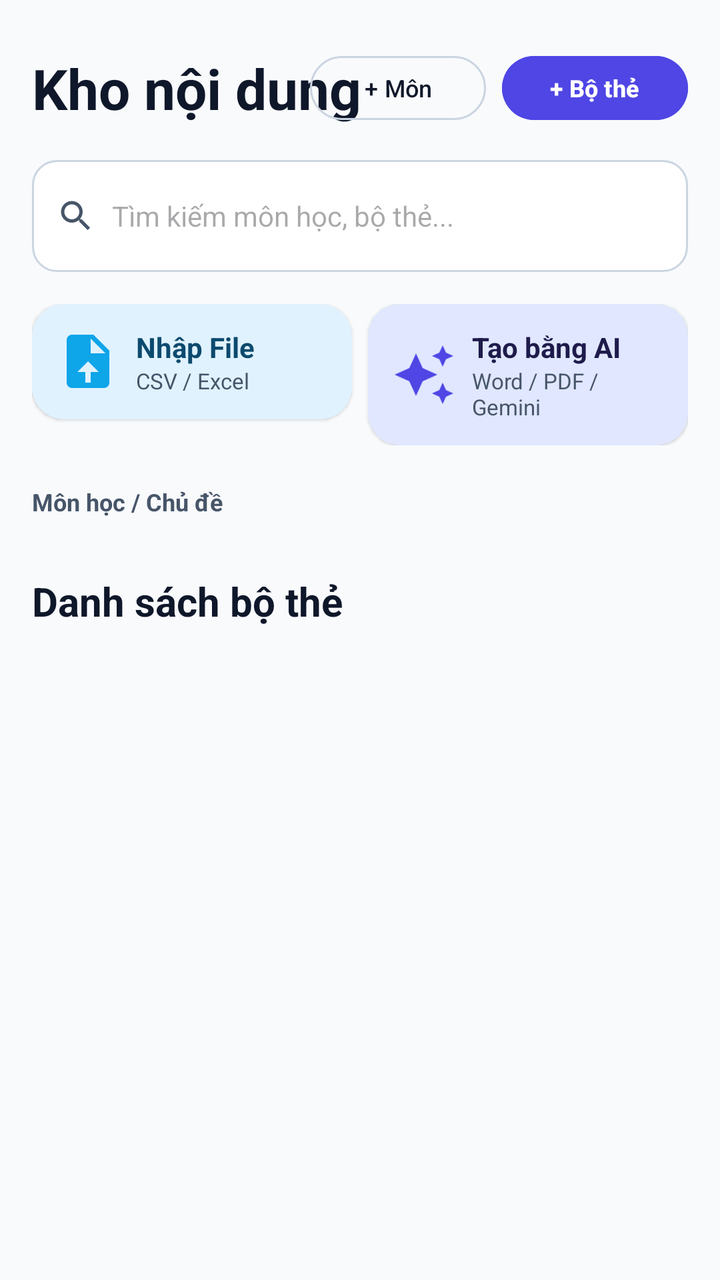
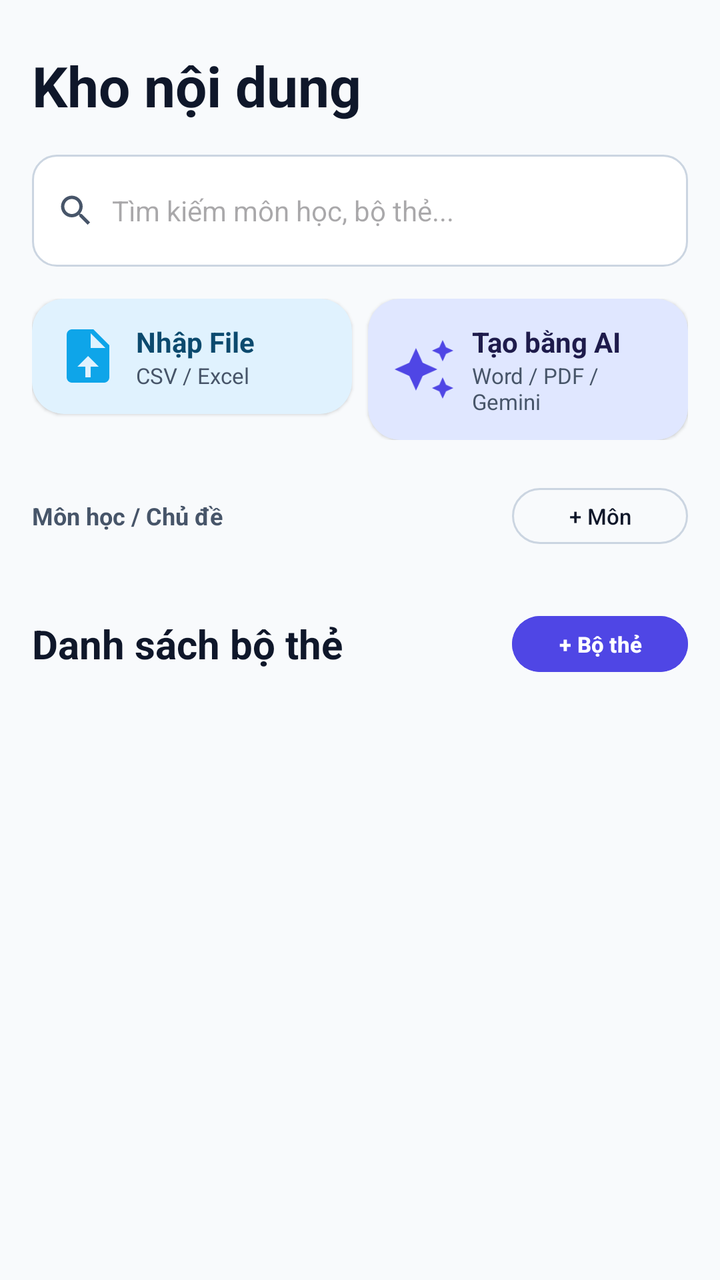

Two renders of the same Android screen: before a commit and after it. Below are the layout's source before the change and the commit's diff.
<!-- AndroidManifest.xml: application theme Theme.CardMaster -->
<!-- res/layout/fragment_storage.xml -->
<?xml version="1.0" encoding="utf-8"?>
<androidx.coordinatorlayout.widget.CoordinatorLayout xmlns:android="http://schemas.android.com/apk/res/android"
    xmlns:app="http://schemas.android.com/apk/res-auto"
    android:layout_width="match_parent"
    android:layout_height="match_parent"
    android:background="@color/color_background">

    <androidx.core.widget.NestedScrollView
        android:layout_width="match_parent"
        android:layout_height="match_parent"
        android:fillViewport="true">

        <LinearLayout
            android:layout_width="match_parent"
            android:layout_height="wrap_content"
            android:orientation="vertical"
            android:padding="@dimen/screen_padding">

            
            <RelativeLayout
                android:layout_width="match_parent"
                android:layout_height="wrap_content"
                android:layout_marginTop="@dimen/space_8">

                <TextView
                    android:layout_width="wrap_content"
                    android:layout_height="wrap_content"
                    android:layout_alignParentStart="true"
                    android:layout_centerVertical="true"
                    android:text="Kho nội dung"
                    android:textColor="@color/color_text_primary"
                    android:textSize="@dimen/text_headline_large"
                    android:textStyle="bold" />

                <LinearLayout
                    android:layout_width="wrap_content"
                    android:layout_height="wrap_content"
                    android:layout_alignParentEnd="true"
                    android:layout_centerVertical="true"
                    android:orientation="horizontal">

                    <com.google.android.material.button.MaterialButton
                        android:id="@+id/btnAddSubject"
                        style="@style/Widget.CardMaster.Button.Outlined"
                        android:layout_width="wrap_content"
                        android:layout_height="40dp"
                        android:minHeight="40dp"
                        android:text="+ Môn"
                        android:textSize="@dimen/text_label_medium" />

                    <com.google.android.material.button.MaterialButton
                        android:id="@+id/btnAddDeck"
                        style="@style/Widget.CardMaster.Button.Primary"
                        android:layout_width="wrap_content"
                        android:layout_height="40dp"
                        android:layout_marginStart="@dimen/space_8"
                        android:minHeight="40dp"
                        android:text="+ Bộ thẻ"
                        android:textSize="@dimen/text_label_medium" />
                </LinearLayout>
            </RelativeLayout>

            
            <LinearLayout
                android:layout_width="match_parent"
                android:layout_height="@dimen/input_height"
                android:layout_marginTop="@dimen/space_16"
                android:background="@drawable/bg_quiz_option_default"
                android:gravity="center_vertical"
                android:orientation="horizontal"
                android:paddingHorizontal="@dimen/space_12">

                <ImageView
                    android:layout_width="20dp"
                    android:layout_height="20dp"
                    android:src="@drawable/ic_search"
                    android:tint="@color/color_text_secondary" />

                <EditText
                    android:id="@+id/etSearch"
                    android:layout_width="match_parent"
                    android:layout_height="match_parent"
                    android:layout_marginStart="@dimen/space_8"
                    android:background="@null"
                    android:hint="@string/search_hint"
                    android:imeOptions="actionSearch"
                    android:inputType="text"
                    android:textColor="@color/color_text_primary"
                    android:textSize="@dimen/text_body_medium" />
            </LinearLayout>

            
            <LinearLayout
                android:layout_width="match_parent"
                android:layout_height="wrap_content"
                android:layout_marginTop="@dimen/space_16"
                android:orientation="horizontal">

                
                <com.google.android.material.card.MaterialCardView
                    android:id="@+id/cardImportFile"
                    style="@style/Widget.CardMaster.Card"
                    android:layout_width="0dp"
                    android:layout_height="wrap_content"
                    android:layout_marginEnd="@dimen/space_4"
                    android:layout_weight="1"
                    app:cardBackgroundColor="@color/color_secondary_container">

                    <LinearLayout
                        android:layout_width="match_parent"
                        android:layout_height="wrap_content"
                        android:gravity="center_vertical"
                        android:orientation="horizontal"
                        android:padding="12dp">

                        <ImageView
                            android:layout_width="32dp"
                            android:layout_height="32dp"
                            android:src="@drawable/ic_upload_file"
                            android:tint="@color/color_secondary" />

                        <LinearLayout
                            android:layout_width="wrap_content"
                            android:layout_height="wrap_content"
                            android:layout_marginStart="@dimen/space_8"
                            android:orientation="vertical">

                            <TextView
                                android:layout_width="wrap_content"
                                android:layout_height="wrap_content"
                                android:text="Nhập File"
                                android:textColor="@color/color_on_secondary_container"
                                android:textSize="@dimen/text_label_large"
                                android:textStyle="bold" />

                            <TextView
                                android:layout_width="wrap_content"
                                android:layout_height="wrap_content"
                                android:text="CSV / Excel"
                                android:textColor="@color/color_text_secondary"
                                android:textSize="11sp" />
                        </LinearLayout>
                    </LinearLayout>
                </com.google.android.material.card.MaterialCardView>

                
                <com.google.android.material.card.MaterialCardView
                    android:id="@+id/cardAiCreate"
                    style="@style/Widget.CardMaster.Card"
                    android:layout_width="0dp"
                    android:layout_height="wrap_content"
                    android:layout_marginStart="@dimen/space_4"
                    android:layout_weight="1"
                    app:cardBackgroundColor="@color/color_primary_container">

                    <LinearLayout
                        android:layout_width="match_parent"
                        android:layout_height="wrap_content"
                        android:gravity="center_vertical"
                        android:orientation="horizontal"
                        android:padding="12dp">

                        <ImageView
                            android:layout_width="32dp"
                            android:layout_height="32dp"
                            android:src="@drawable/ic_auto_awesome"
                            android:tint="@color/color_primary" />

                        <LinearLayout
                            android:layout_width="wrap_content"
                            android:layout_height="wrap_content"
                            android:layout_marginStart="@dimen/space_8"
                            android:orientation="vertical">

                            <TextView
                                android:layout_width="wrap_content"
                                android:layout_height="wrap_content"
                                android:text="Tạo bằng AI"
                                android:textColor="@color/color_on_primary_container"
                                android:textSize="@dimen/text_label_large"
                                android:textStyle="bold" />

                            <TextView
                                android:layout_width="wrap_content"
                                android:layout_height="wrap_content"
                                android:text="Word / PDF / Gemini"
                                android:textColor="@color/color_text_secondary"
                                android:textSize="11sp" />
                        </LinearLayout>
                    </LinearLayout>
                </com.google.android.material.card.MaterialCardView>
            </LinearLayout>

            
            <TextView
                android:layout_width="wrap_content"
                android:layout_height="wrap_content"
                android:layout_marginTop="@dimen/space_20"
                android:text="Môn học / Chủ đề"
                android:textColor="@color/color_text_secondary"
                android:textSize="@dimen/text_label_medium"
                android:textStyle="bold" />

            <androidx.recyclerview.widget.RecyclerView
                android:id="@+id/rvSubjectChips"
                android:layout_width="match_parent"
                android:layout_height="wrap_content"
                android:layout_marginTop="@dimen/space_8"
                android:orientation="horizontal" />

            
            <TextView
                android:layout_width="wrap_content"
                android:layout_height="wrap_content"
                android:layout_marginTop="@dimen/space_20"
                android:text="Danh sách bộ thẻ"
                android:textColor="@color/color_text_primary"
                android:textSize="@dimen/text_title_large"
                android:textStyle="bold" />

            <androidx.recyclerview.widget.RecyclerView
                android:id="@+id/rvDecks"
                android:layout_width="match_parent"
                android:layout_height="wrap_content"
                android:layout_marginTop="@dimen/space_12"
                android:nestedScrollingEnabled="false" />

            
            <LinearLayout
                android:id="@+id/llEmptyState"
                android:layout_width="match_parent"
                android:layout_height="wrap_content"
                android:layout_marginTop="@dimen/space_32"
                android:gravity="center"
                android:orientation="vertical"
                android:visibility="gone">

                <ImageView
                    android:layout_width="64dp"
                    android:layout_height="64dp"
                    android:src="@drawable/ic_folder"
                    android:tint="@color/color_outline" />

                <TextView
                    android:layout_width="wrap_content"
                    android:layout_height="wrap_content"
                    android:layout_marginTop="@dimen/space_12"
                    android:text="Kho nội dung trống"
                    android:textColor="@color/color_text_primary"
                    android:textSize="@dimen/text_title_medium"
                    android:textStyle="bold" />

                <TextView
                    android:layout_width="wrap_content"
                    android:layout_height="wrap_content"
                    android:layout_marginTop="4dp"
                    android:text="Tạo môn học và bộ thẻ đầu tiên để bắt đầu học tập."
                    android:textColor="@color/color_text_secondary"
                    android:textSize="@dimen/text_body_medium" />

                <com.google.android.material.button.MaterialButton
                    android:id="@+id/btnEmptyCreateDeck"
                    style="@style/Widget.CardMaster.Button.Primary"
                    android:layout_width="wrap_content"
                    android:layout_height="wrap_content"
                    android:layout_marginTop="@dimen/space_16"
                    android:text="Tạo bộ thẻ ngay" />
            </LinearLayout>

            <Space
                android:layout_width="match_parent"
                android:layout_height="40dp" />
        </LinearLayout>
    </androidx.core.widget.NestedScrollView>
</androidx.coordinatorlayout.widget.CoordinatorLayout>
<!-- resources referenced by this layout -->
<resources>
  <color name="color_background">#F8FAFC</color>
  <color name="color_on_primary_container">#1E1B4B</color>
  <color name="color_on_secondary_container">#0C4A6E</color>
  <color name="color_outline">#CBD5E1</color>
  <color name="color_primary">#4F46E5</color>
  <color name="color_primary_container">#E0E7FF</color>
  <color name="color_secondary">#0EA5E9</color>
  <color name="color_secondary_container">#E0F2FE</color>
  <color name="color_text_primary">#0F172A</color>
  <color name="color_text_secondary">#475569</color>
  <dimen name="input_height">56dp</dimen>
  <dimen name="screen_padding">16dp</dimen>
  <dimen name="space_12">12dp</dimen>
  <dimen name="space_16">16dp</dimen>
  <dimen name="space_20">20dp</dimen>
  <dimen name="space_32">32dp</dimen>
  <dimen name="space_4">4dp</dimen>
  <dimen name="space_8">8dp</dimen>
  <dimen name="text_body_medium">14sp</dimen>
  <dimen name="text_headline_large">28sp</dimen>
  <dimen name="text_label_large">14sp</dimen>
  <dimen name="text_label_medium">12sp</dimen>
  <dimen name="text_title_large">20sp</dimen>
  <dimen name="text_title_medium">16sp</dimen>
  <!-- drawable bg_quiz_option_default (drawable) -->
  <?xml version="1.0" encoding="utf-8"?>
  <shape xmlns:android="http://schemas.android.com/apk/res/android"
      android:shape="rectangle">
      <corners android:radius="12dp" />
      <solid android:color="@color/color_surface" />
      <stroke
          android:width="1dp"
          android:color="@color/color_outline" />
  </shape>
  <!-- drawable ic_folder (drawable) -->
  <vector xmlns:android="http://schemas.android.com/apk/res/android"
      android:width="24dp"
      android:height="24dp"
      android:viewportWidth="24"
      android:viewportHeight="24">
    <path
        android:fillColor="#FFFFFFFF"
        android:pathData="M10,4H4c-1.1,0 -1.99,0.9 -1.99,2L2,18c0,1.1 0.9,2 2,2h16c1.1,0 2,-0.9 2,-2V8c0,-1.1 -0.9,-2 -2,-2h-8l-2,-2z"/>
  </vector>
  <!-- drawable ic_upload_file (drawable) -->
  <vector xmlns:android="http://schemas.android.com/apk/res/android"
      android:width="24dp"
      android:height="24dp"
      android:viewportWidth="24"
      android:viewportHeight="24">
    <path
        android:fillColor="#FFFFFFFF"
        android:pathData="M14,2H6c-1.1,0 -1.99,0.9 -1.99,2L4,20c0,1.1 0.89,2 1.99,2H18c1.1,0 2,-0.9 2,-2V8l-6,-6zM13,9V3.5L18.5,9H13zM12,12l4,4h-3v4h-2v-4H8l4,-4z"/>
  </vector>
  <string name="search_hint">Tìm kiếm môn học, bộ thẻ...</string>
  <style name="Widget.CardMaster.Button.Primary" parent="Widget.Material3.Button">
          <item name="android:backgroundTint">@color/color_primary</item>
          <item name="android:textColor">@color/color_on_primary</item>
          <item name="cornerRadius">@dimen/corner_radius_button</item>
          <item name="android:minHeight">@dimen/button_height</item>
          <item name="android:textSize">@dimen/text_title_medium</item>
          <item name="android:textStyle">bold</item>
      </style>
  <style name="Widget.CardMaster.Card" parent="Widget.Material3.CardView.Elevated">
          <item name="cardBackgroundColor">@color/color_surface</item>
          <item name="cardCornerRadius">@dimen/corner_radius_card</item>
          <item name="cardElevation">1dp</item>
      </style>
  <color name="color_surface">#FFFFFF</color>
  <dimen name="corner_radius_button">16dp</dimen>
  <dimen name="button_height">52dp</dimen>
  <color name="color_on_primary">#FFFFFF</color>
  <dimen name="corner_radius_card">16dp</dimen>
  <color name="color_on_secondary">#FFFFFF</color>
  <!-- unchanged entries left out for length: 4 -->
</resources>

<!-- the commit's change to res/layout/fragment_storage.xml (unified diff, before → after) -->
@@ -17,48 +17,14 @@
             android:padding="@dimen/screen_padding">
 
             
-            <RelativeLayout
-                android:layout_width="match_parent"
-                android:layout_height="wrap_content"
-                android:layout_marginTop="@dimen/space_8">
-
-                <TextView
-                    android:layout_width="wrap_content"
-                    android:layout_height="wrap_content"
-                    android:layout_alignParentStart="true"
-                    android:layout_centerVertical="true"
-                    android:text="Kho nội dung"
-                    android:textColor="@color/color_text_primary"
-                    android:textSize="@dimen/text_headline_large"
-                    android:textStyle="bold" />
-
-                <LinearLayout
-                    android:layout_width="wrap_content"
-                    android:layout_height="wrap_content"
-                    android:layout_alignParentEnd="true"
-                    android:layout_centerVertical="true"
-                    android:orientation="horizontal">
-
-                    <com.google.android.material.button.MaterialButton
-                        android:id="@+id/btnAddSubject"
-                        style="@style/Widget.CardMaster.Button.Outlined"
-                        android:layout_width="wrap_content"
-                        android:layout_height="40dp"
-                        android:minHeight="40dp"
-                        android:text="+ Môn"
-                        android:textSize="@dimen/text_label_medium" />
-
-                    <com.google.android.material.button.MaterialButton
-                        android:id="@+id/btnAddDeck"
-                        style="@style/Widget.CardMaster.Button.Primary"
-                        android:layout_width="wrap_content"
-                        android:layout_height="40dp"
-                        android:layout_marginStart="@dimen/space_8"
-                        android:minHeight="40dp"
-                        android:text="+ Bộ thẻ"
-                        android:textSize="@dimen/text_label_medium" />
-                </LinearLayout>
-            </RelativeLayout>
+            <TextView
+                android:layout_width="wrap_content"
+                android:layout_height="wrap_content"
+                android:layout_marginTop="@dimen/space_8"
+                android:text="Kho nội dung"
+                android:textColor="@color/color_text_primary"
+                android:textSize="@dimen/text_headline_large"
+                android:textStyle="bold" />
 
             
             <LinearLayout
@@ -192,14 +158,34 @@
             </LinearLayout>
 
             
-            <TextView
-                android:layout_width="wrap_content"
-                android:layout_height="wrap_content"
-                android:layout_marginTop="@dimen/space_20"
-                android:text="Môn học / Chủ đề"
-                android:textColor="@color/color_text_secondary"
-                android:textSize="@dimen/text_label_medium"
-                android:textStyle="bold" />
+            <RelativeLayout
+                android:layout_width="match_parent"
+                android:layout_height="wrap_content"
+                android:layout_marginTop="@dimen/space_20">
+
+                <TextView
+                    android:layout_width="wrap_content"
+                    android:layout_height="wrap_content"
+                    android:layout_alignParentStart="true"
+                    android:layout_centerVertical="true"
+                    android:text="Môn học / Chủ đề"
+                    android:textColor="@color/color_text_secondary"
+                    android:textSize="@dimen/text_label_medium"
+                    android:textStyle="bold" />
+
+                <com.google.android.material.button.MaterialButton
+                    android:id="@+id/btnAddSubject"
+                    style="@style/Widget.CardMaster.Button.Outlined"
+                    android:layout_width="wrap_content"
+                    android:layout_height="36dp"
+                    android:layout_alignParentEnd="true"
+                    android:layout_centerVertical="true"
+                    android:minHeight="36dp"
+                    android:paddingHorizontal="12dp"
+                    android:paddingVertical="0dp"
+                    android:text="+ Môn"
+                    android:textSize="@dimen/text_label_small" />
+            </RelativeLayout>
 
             <androidx.recyclerview.widget.RecyclerView
                 android:id="@+id/rvSubjectChips"
@@ -209,14 +195,34 @@
                 android:orientation="horizontal" />
 
             
-            <TextView
-                android:layout_width="wrap_content"
-                android:layout_height="wrap_content"
-                android:layout_marginTop="@dimen/space_20"
-                android:text="Danh sách bộ thẻ"
-                android:textColor="@color/color_text_primary"
-                android:textSize="@dimen/text_title_large"
-                android:textStyle="bold" />
+            <RelativeLayout
+                android:layout_width="match_parent"
+                android:layout_height="wrap_content"
+                android:layout_marginTop="@dimen/space_20">
+
+                <TextView
+                    android:layout_width="wrap_content"
+                    android:layout_height="wrap_content"
+                    android:layout_alignParentStart="true"
+                    android:layout_centerVertical="true"
+                    android:text="Danh sách bộ thẻ"
+                    android:textColor="@color/color_text_primary"
+                    android:textSize="@dimen/text_title_large"
+                    android:textStyle="bold" />
+
+                <com.google.android.material.button.MaterialButton
+                    android:id="@+id/btnAddDeck"
+                    style="@style/Widget.CardMaster.Button.Primary"
+                    android:layout_width="wrap_content"
+                    android:layout_height="36dp"
+                    android:layout_alignParentEnd="true"
+                    android:layout_centerVertical="true"
+                    android:minHeight="36dp"
+                    android:paddingHorizontal="14dp"
+                    android:paddingVertical="0dp"
+                    android:text="+ Bộ thẻ"
+                    android:textSize="@dimen/text_label_small" />
+            </RelativeLayout>
 
             <androidx.recyclerview.widget.RecyclerView
                 android:id="@+id/rvDecks"
<!-- resource entries referenced after the edit -->
@@ -22,6 +22,7 @@
   <dimen name="text_headline_large">28sp</dimen>
   <dimen name="text_label_large">14sp</dimen>
   <dimen name="text_label_medium">12sp</dimen>
+  <dimen name="text_label_small">11sp</dimen>
   <dimen name="text_title_large">20sp</dimen>
   <dimen name="text_title_medium">16sp</dimen>
   <!-- drawable bg_quiz_option_default (drawable) -->
